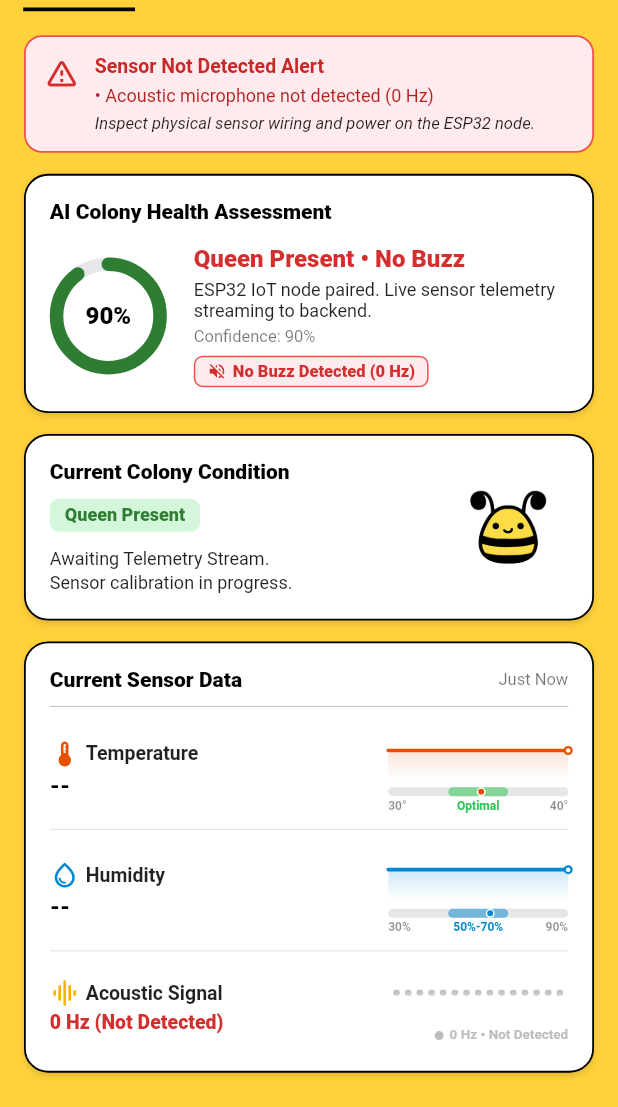
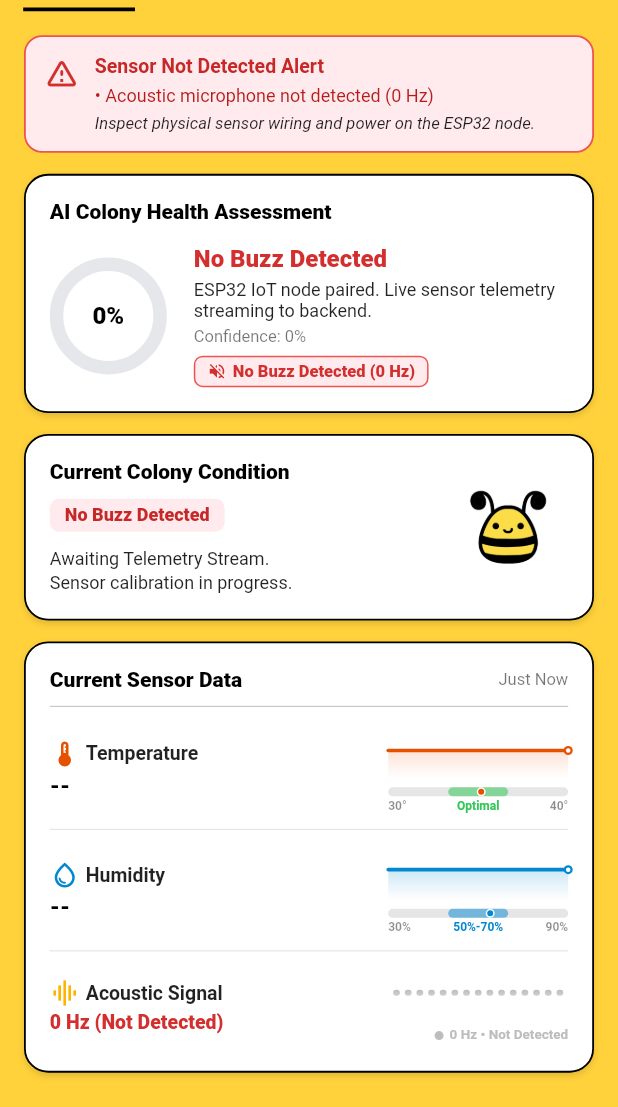
Before and after one commit to shitarokaboshin/BeeWare-CAPSTONE, a Flutter app: the HiveDetailScreen screen opened by its route, on a phone screen of 412 x 824 dp, the part 129-1236 px from its top. Run offline on Flutter 3.47's test engine with Material 3 defaults, Android fonts, the phone set to English and light mode, and no system bars; our stand-ins replace cloud_firestore, firebase_auth, firebase_core, firebase_messaging, fl_chart, geolocator and 4 more; missing offline and left inert: flutter_sound, mobile_scanner, tflite_flutter; accounts and stored records are empty; network calls fail.

Commit message:
fix(ui): adjust circle gauge to 0% and display No Buzz Detected without Queen Present when acoustic is silent

```diff
--- a/lib/screens/hive_detail_screen.dart
+++ b/lib/screens/hive_detail_screen.dart
@@ -298,10 +298,10 @@ class _HiveDetailScreenState extends State<HiveDetailScreen> {
               Row(
                 children: [
                   CircularGauge(
-                    percentage: _hive.healthScore.toDouble(),
+                    percentage: isAcousticNotDetected ? 0.0 : _hive.healthScore.toDouble(),
                     size: 78,
                     strokeWidth: 9,
-                    progressColor: _hive.labelColor,
+                    progressColor: isAcousticNotDetected ? const Color(0xFFD32F2F) : _hive.labelColor,
                   ),
                   const SizedBox(width: 18),
                   Expanded(
@@ -310,7 +310,7 @@ class _HiveDetailScreenState extends State<HiveDetailScreen> {
                       children: [
                         Text(
                           isAcousticNotDetected
-                              ? '${_hive.conditionLabel} • No Buzz'
+                              ? 'No Buzz Detected'
                               : _hive.conditionLabel,
                           style: TextStyle(
                             fontSize: 16,
@@ -325,7 +325,9 @@ class _HiveDetailScreenState extends State<HiveDetailScreen> {
                         ),
                         const SizedBox(height: 4),
                         Text(
-                          _hive.confidence > 0 ? 'Confidence: ${_hive.confidence}%' : 'Confidence: Analysis In Progress',
+                          isAcousticNotDetected
+                              ? 'Confidence: 0%'
+                              : (_hive.confidence > 0 ? 'Confidence: ${_hive.confidence}%' : 'Confidence: Analysis In Progress'),
                           style: const TextStyle(fontSize: 11, color: Colors.black54),
                         ),
                         if (isAcousticNotDetected) ...[
@@ -382,15 +384,15 @@ class _HiveDetailScreenState extends State<HiveDetailScreen> {
                     Container(
                       padding: const EdgeInsets.symmetric(horizontal: 10, vertical: 4),
                       decoration: BoxDecoration(
-                        color: _hive.labelBgColor,
+                        color: isAcousticNotDetected ? const Color(0xFFFFEBEE) : _hive.labelBgColor,
                         borderRadius: BorderRadius.circular(6),
                       ),
                       child: Text(
-                        _hive.conditionLabel,
+                        isAcousticNotDetected ? 'No Buzz Detected' : _hive.conditionLabel,
                         style: TextStyle(
                           fontSize: 12,
                           fontWeight: FontWeight.w800,
-                          color: _hive.labelColor,
+                          color: isAcousticNotDetected ? const Color(0xFFC62828) : _hive.labelColor,
                         ),
                       ),
                     ),
@@ -890,7 +892,7 @@ class _HiveDetailScreenState extends State<HiveDetailScreen> {
                         borderRadius: BorderRadius.circular(6),
                       ),
                       child: Text(
-                        isAcousticNotDetected ? '${_hive.conditionLabel} • No Buzz' : _hive.conditionLabel,
+                        isAcousticNotDetected ? 'No Buzz Detected' : _hive.conditionLabel,
                         style: TextStyle(
                           fontSize: 12,
                           fontWeight: FontWeight.w800,
@@ -900,7 +902,7 @@ class _HiveDetailScreenState extends State<HiveDetailScreen> {
                     ),
                     const SizedBox(height: 8),
                     Text(
-                      'Confidence: ${_hive.confidence}%',
+                      isAcousticNotDetected ? 'Confidence: 0%' : 'Confidence: ${_hive.confidence}%',
                       style: const TextStyle(fontSize: 11, color: Colors.black54),
                     ),
                     if (isAcousticNotDetected) ...[
--- a/lib/screens/overall_health_assessment_screen.dart
+++ b/lib/screens/overall_health_assessment_screen.dart
@@ -331,7 +331,9 @@ class OverallHealthAssessmentScreen extends StatelessWidget {
   }
 
   Widget _hiveCard(BuildContext context, HiveData hive) {
-    final badgeColor = hive.labelColor;
+    final clean = hive.acoustic.trim().toLowerCase();
+    final isNoBuzz = clean == '0' || clean == '0 hz' || clean.startsWith('0 ') || hive.acousticStatus.toLowerCase().contains('not detected');
+    final badgeColor = isNoBuzz ? const Color(0xFFD32F2F) : hive.labelColor;
 
     return GestureDetector(
       onTap: () {
@@ -348,7 +350,7 @@ class OverallHealthAssessmentScreen extends StatelessWidget {
         child: Row(
           children: [
             CircularGauge(
-              percentage: hive.healthScore.toDouble(),
+              percentage: isNoBuzz ? 0.0 : hive.healthScore.toDouble(),
               size: 54,
               strokeWidth: 6,
               progressColor: badgeColor,
@@ -373,7 +375,7 @@ class OverallHealthAssessmentScreen extends StatelessWidget {
                           border: Border.all(color: badgeColor, width: 1),
                         ),
                         child: Text(
-                          hive.conditionLabel,
+                          isNoBuzz ? 'No Buzz Detected' : hive.conditionLabel,
                           style: TextStyle(fontSize: 10, fontWeight: FontWeight.w900, color: badgeColor),
                         ),
                       ),
```
Also changed, not shown: 1 other file.
